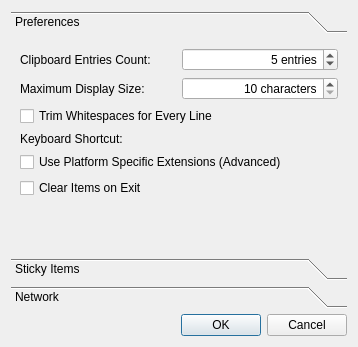
pvanek/qlipper, file src/qlipperpreferencesdialog.ui: the form before one commit.
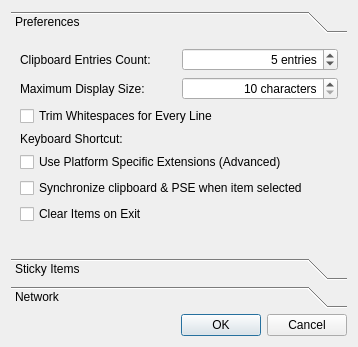
The form after the commit. Custom widgets are drawn as their Qt base class.

Commit message: added option to synchronize primary selection & clipboard

Patch:
```diff
--- a/src/qlipperpreferencesdialog.ui
+++ b/src/qlipperpreferencesdialog.ui
@@ -60,7 +60,7 @@
          </item>
         </layout>
        </item>
-       <item row="7" column="1">
+       <item row="8" column="1">
         <spacer name="verticalSpacer">
          <property name="orientation">
           <enum>Qt::Vertical</enum>
@@ -149,6 +149,13 @@
         </widget>
        </item>
        <item row="6" column="0" colspan="2">
+        <widget class="QCheckBox" name="synchronizePSE">
+         <property name="text">
+          <string>Synchronize clipboard &amp;&amp; PSE when item selected</string>
+         </property>
+        </widget>
+       </item>
+       <item row="7" column="0" colspan="2">
         <widget class="QCheckBox" name="clearItemsOnExit">
          <property name="text">
           <string>Clear Items on Exit</string>
```
Left out of the diff: 6 changed lines with no effect on the pictures. The commit also changes 4 other files.
